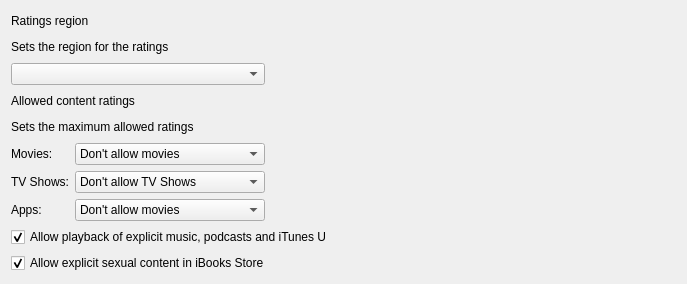
The window that FWAdminLib/Configurator/RestrictionsMediaContentWidget.ui (fw-dev/translations) describes before a commit, drawn with Qt 5.
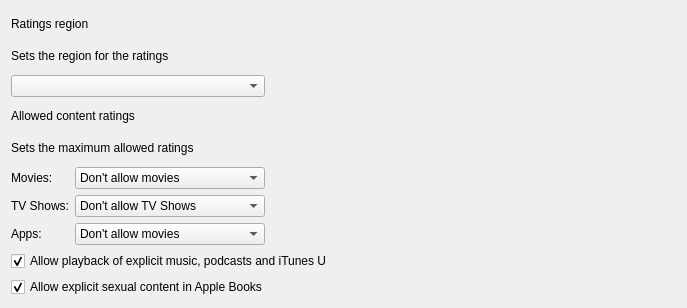
The same window after the commit.

```diff
--- a/FWAdminLib/Configurator/RestrictionsMediaContentWidget.ui
+++ b/FWAdminLib/Configurator/RestrictionsMediaContentWidget.ui
@@ -7,7 +7,7 @@
     <x>0</x>
     <y>0</y>
     <width>687</width>
-    <height>284</height>
+    <height>308</height>
    </rect>
   </property>
   <property name="windowTitle">
@@ -236,7 +236,7 @@
    <item row="7" column="0" colspan="2">
     <widget class="QCheckBox" name="allowBookstoreErotica">
      <property name="text">
-      <string>Allow explicit sexual content in iBooks Store</string>
+      <string>Allow explicit sexual content in Apple Books</string>
      </property>
      <property name="checked">
       <bool>true</bool>
```
